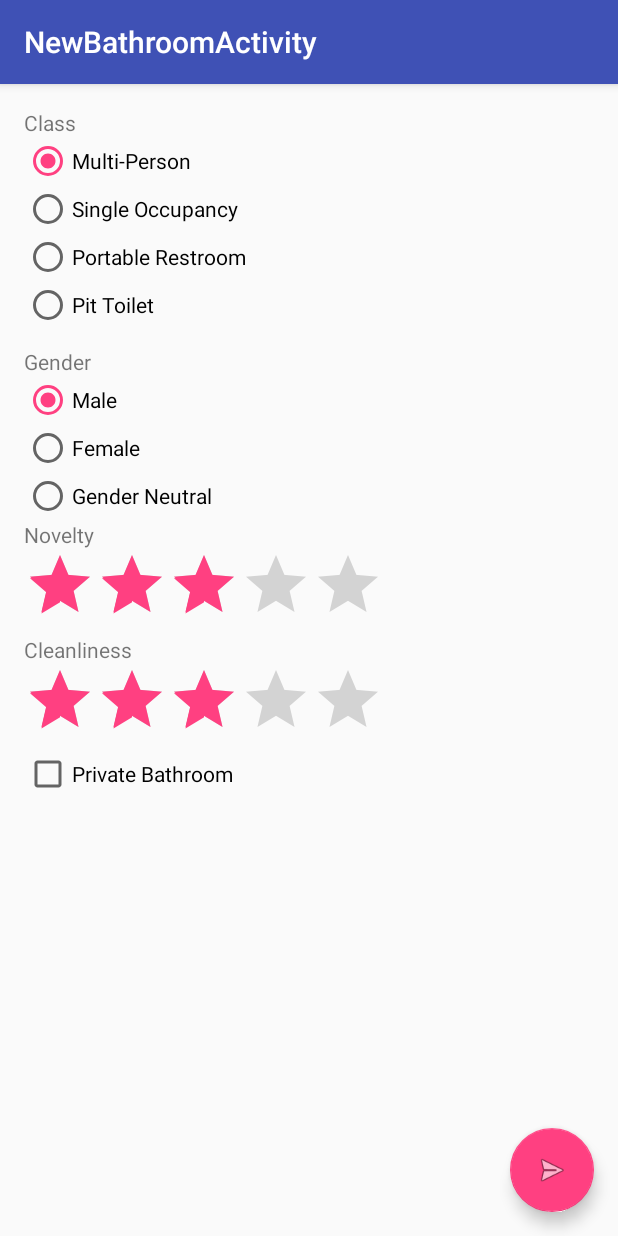
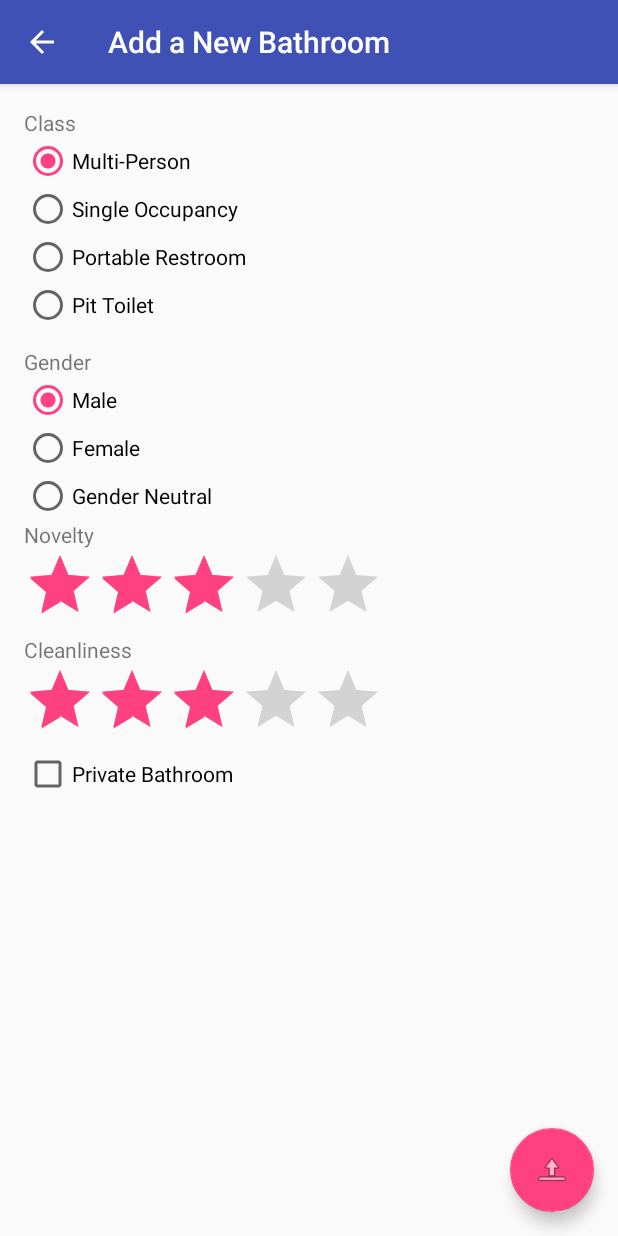
Before and after one commit to Lense/BathRoam, an Android app: the NewBathroomActivity screen opened directly, with no data from a screen before it, on a phone screen of 412 x 824 dp. Run offline under Robolectric (Android 15) with nearby library versions, the phone set to English and light mode, and no system bars.

Commit message:
New Bathroom Activity returns to Main Activity when submit button is selected

```diff
--- a/app/src/main/java/com/stalled/bathroam/MainActivity.java
+++ b/app/src/main/java/com/stalled/bathroam/MainActivity.java
@@ -115,7 +115,6 @@ public class MainActivity extends AppCompatActivity implements OnMapReadyCallbac
         mMarker = mMap.addMarker(new MarkerOptions().position(RPI).title("RPI"));
         mMap.moveCamera(CameraUpdateFactory.newLatLngZoom(RPI, 18));
 
-
         mMap.setOnInfoWindowClickListener(new GoogleMap.OnInfoWindowClickListener() {
             @Override
             public void onInfoWindowClick(Marker marker) {
--- a/app/src/main/java/com/stalled/bathroam/NewBathroomActivity.java
+++ b/app/src/main/java/com/stalled/bathroam/NewBathroomActivity.java
@@ -1,6 +1,8 @@
 package com.stalled.bathroam;
 
+import android.content.Intent;
 import android.os.Bundle;
+import android.os.Debug;
 import android.support.design.widget.FloatingActionButton;
 import android.support.design.widget.Snackbar;
 import android.support.v7.app.AppCompatActivity;
@@ -15,6 +17,17 @@ public class NewBathroomActivity extends AppCompatActivity {
         setContentView(R.layout.activity_new_bathroom);
         Toolbar toolbar = (Toolbar) findViewById(R.id.toolbar);
         setSupportActionBar(toolbar);
+
+        FloatingActionButton fab = (FloatingActionButton) findViewById(R.id.fab);
+        fab.setOnClickListener(new View.OnClickListener() {
+            @Override
+            public void onClick(View view) {
+                android.util.Log.d("Hello","World");
+                NewBathroomActivity.this.finish();
+            }
+        });
+
+        getSupportActionBar().setDisplayHomeAsUpEnabled(true);
     }
 
 }
--- a/app/src/main/res/layout/activity_new_bathroom.xml
+++ b/app/src/main/res/layout/activity_new_bathroom.xml
@@ -1,5 +1,6 @@
 <?xml version="1.0" encoding="utf-8"?>
-<android.support.design.widget.CoordinatorLayout xmlns:android="http://schemas.android.com/apk/res/android"
+<android.support.design.widget.CoordinatorLayout
+    xmlns:android="http://schemas.android.com/apk/res/android"
     xmlns:app="http://schemas.android.com/apk/res-auto"
     xmlns:tools="http://schemas.android.com/tools"
     android:layout_width="match_parent"
@@ -8,6 +9,7 @@
     tools:context="com.stalled.bathroam.NewBathroomActivity">
 
     <android.support.design.widget.AppBarLayout
+        android:id="@+id/app_bar"
         android:layout_width="match_parent"
         android:layout_height="wrap_content"
         android:theme="@style/AppTheme.AppBarOverlay">
@@ -29,6 +31,8 @@
         android:layout_height="wrap_content"
         android:layout_gravity="bottom|end"
         android:layout_margin="@dimen/fab_margin"
-        android:src="@android:drawable/ic_menu_send" />
+        android:elevation="2dp"
+        android:clickable="true"
+        android:src="@android:drawable/ic_menu_upload" />
 
 </android.support.design.widget.CoordinatorLayout>
--- a/app/src/main/res/values/strings.xml
+++ b/app/src/main/res/values/strings.xml
@@ -9,5 +9,5 @@
         "Show reviews and whatnot.\n\n\n\n\n\n\n\n\n\n\n\n\n\n\n\n\n\n\n\n"
     </string>
     <string name="action_settings">Settings</string>
-    <string name="title_activity_new_bathroom">NewBathroomActivity</string>
+    <string name="title_activity_new_bathroom">Add a New Bathroom</string>
 </resources>
```
Also changed, not shown: 1 other file.
